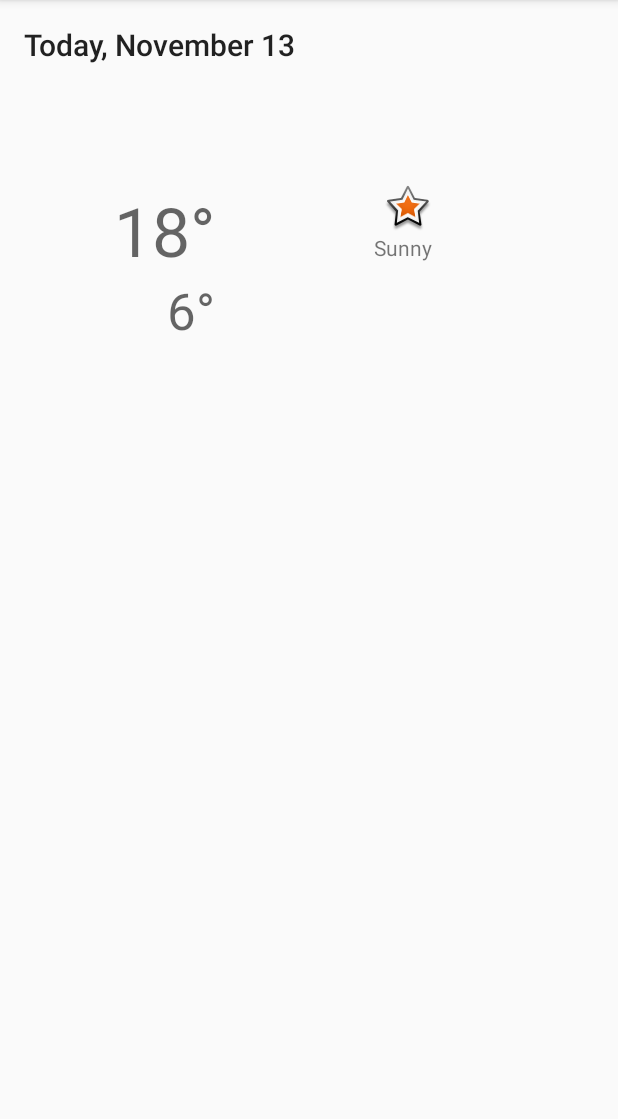
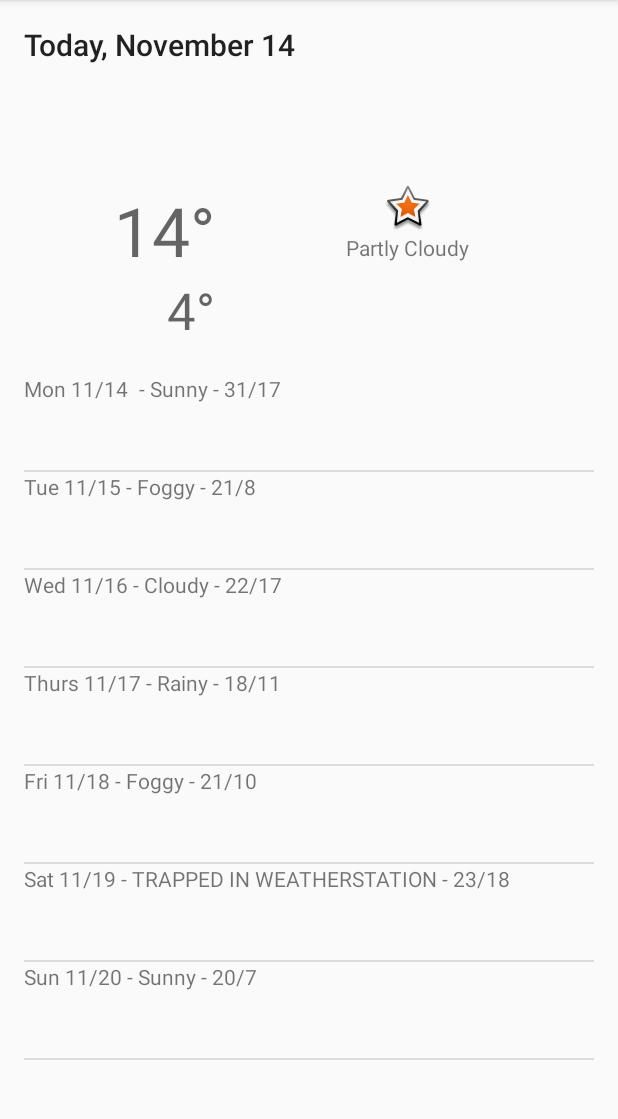
Before and after one commit to MobiusTesseract/Sunshine, an Android app: the screen it shows after launch (MainActivity), on a phone screen of 412 x 824 dp, the part 84-1203 px from its top. Run offline under Robolectric (Android 15) with nearby library versions, the phone set to English and light mode, and no system bars.

Commit message:
Minor transition fixes Update dummy weather for today Removed unused string hello world Removed el strings

```diff
--- a/app/src/main/java/one/tesseract/uom/sunshine/MainActivity.java
+++ b/app/src/main/java/one/tesseract/uom/sunshine/MainActivity.java
@@ -8,9 +8,8 @@ import android.view.Menu;
 import android.view.MenuItem;
 import android.view.View;
 import android.view.ViewGroup;
-
-import java.util.ArrayList;
-import java.util.Arrays;
+import android.widget.ArrayAdapter;
+import android.widget.ListView;
 
 
 public class MainActivity extends ActionBarActivity {
@@ -61,9 +60,23 @@ public class MainActivity extends ActionBarActivity {
                                  Bundle savedInstanceState) {
             View rootView = inflater.inflate(R.layout.fragment_main, container, false);
 
-            String[] forecastData = {"Yo","Ho","Ho!"};
-            String test = getString(R.string.hello_world);
-            ArrayList<String> forecastList = new ArrayList<>(Arrays.asList(forecastData));
+            String[] weekForecast = {
+                    "Mon 11/14 - Sunny - 31/17",
+                    "Tue 11/15 - Foggy - 21/8",
+                    "Wed 11/16 - Cloudy - 22/17",
+                    "Thurs 11/17 - Rainy - 18/11",
+                    "Fri 11/18 - Foggy - 21/10",
+                    "Sat 11/19 - TRAPPED IN WEATHERSTATION - 23/18",
+                    "Sun 11/20 - Sunny - 20/7"
+            };
+            //ArrayList<String> forecastList = new ArrayList<>(Arrays.asList(weekForecast));
+            ArrayAdapter<String> mForecastAdapter = new ArrayAdapter<>(
+                    getActivity(),
+                    R.layout.list_item_forecast,
+                    R.id.list_item_forecast_textView,
+                    weekForecast);
+            ListView listView = (ListView) rootView.findViewById(R.id.listView_forecast);
+            listView.setAdapter(mForecastAdapter);
             return rootView;
         }
     }
--- a/app/src/main/res/layout/activity_main.xml
+++ b/app/src/main/res/layout/activity_main.xml
@@ -4,5 +4,5 @@
     android:id="@+id/container"
     android:layout_width="match_parent"
     android:layout_height="match_parent"
-    tools:context="one.tesseract.uom.sunshine.MainActivity"
+    tools:context=".MainActivity"
     tools:ignore="MergeRootFrame" />
--- a/app/src/main/res/layout/fragment_main.xml
+++ b/app/src/main/res/layout/fragment_main.xml
@@ -5,17 +5,17 @@
     android:paddingRight="@dimen/activity_horizontal_margin"
     android:paddingTop="@dimen/activity_vertical_margin"
     android:paddingBottom="@dimen/activity_vertical_margin"
-    tools:context="one.tesseract.uom.sunshine.MainActivity$PlaceholderFragment">
+    tools:context=".MainActivity$PlaceholderFragment">
 
     <TextView
-        android:text="Today, November 13"
+        android:text="Today, November 14"
         android:layout_width="wrap_content"
         android:layout_height="wrap_content"
         android:id="@+id/titleText"
         android:textAppearance="@android:style/TextAppearance.Material.Title" />
 
     <TextView
-        android:text="18°"
+        android:text="14°"
         android:layout_width="wrap_content"
         android:layout_height="wrap_content"
         android:layout_marginTop="80dp"
@@ -28,7 +28,7 @@
         android:layout_marginStart="60dp" />
 
     <TextView
-        android:text="6°"
+        android:text="4°"
         android:layout_width="wrap_content"
         android:layout_height="wrap_content"
         android:id="@+id/lowTempText"
@@ -49,14 +49,12 @@
         android:layout_marginStart="240dp" />
 
     <TextView
-        android:text="Sunny"
+        android:text="Partly Cloudy"
         android:layout_width="wrap_content"
         android:layout_height="wrap_content"
         android:id="@+id/weatherStatus"
-        android:layout_marginLeft="40dp"
-        android:layout_marginStart="40dp"
+        android:layout_marginRight="-25dp"
         android:layout_below="@id/weatherIcon"
-        android:layout_centerHorizontal="@bool/abc_config_allowActionMenuItemTextWithIcon"
         android:layout_alignRight="@+id/weatherIcon" />
 
     <ListView
--- a/app/src/main/res/values/strings.xml
+++ b/app/src/main/res/values/strings.xml
@@ -2,7 +2,6 @@
 <resources>
 
     <string name="app_name">Sunshine</string>
-    <string name="hello_world">Hello world!</string>
     <string name="action_settings">Settings</string>
 
 </resources>
```
Also changed, not shown: 1 other file.
